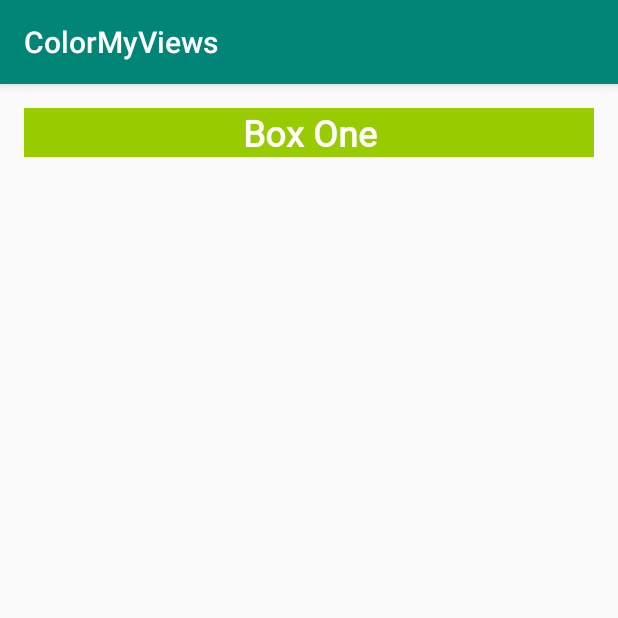
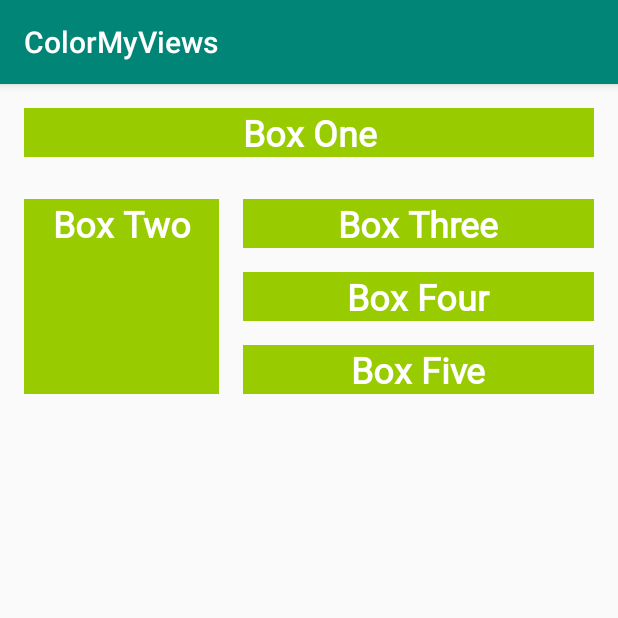
Before and after one commit to ardinusawan/ColorMyViews, an Android app: the screen it shows after launch (MainActivity), on a phone screen of 412 x 824 dp, the top half of it. Run offline under Robolectric (Android 15) with nearby library versions, the phone set to English and light mode, and no system bars.

Commit message:
Adding Three Aligned Boxes

```diff
--- a/app/src/main/res/layout/activity_main.xml
+++ b/app/src/main/res/layout/activity_main.xml
@@ -2,12 +2,12 @@
 <androidx.constraintlayout.widget.ConstraintLayout xmlns:android="http://schemas.android.com/apk/res/android"
     xmlns:app="http://schemas.android.com/apk/res-auto"
     xmlns:tools="http://schemas.android.com/tools"
-    android:id="@+id/box_one_text"
     android:layout_width="match_parent"
     android:layout_height="match_parent"
     tools:context=".MainActivity">
 
     <TextView
+        android:id="@+id/box_one_text"
         style="@style/WhiteBox"
         android:layout_width="0dp"
         android:layout_height="wrap_content"
@@ -15,8 +15,61 @@
         android:layout_marginTop="@dimen/margin_wide"
         android:layout_marginEnd="@dimen/margin_wide"
         android:text="@string/box_one"
+        app:layout_constraintDimensionRatio=""
         app:layout_constraintEnd_toEndOf="parent"
         app:layout_constraintStart_toStartOf="parent"
         app:layout_constraintTop_toTopOf="parent" />
 
+    <TextView
+        android:id="@+id/box_two_text"
+        style="@style/WhiteBox"
+        android:layout_width="130dp"
+        android:layout_height="130dp"
+        android:layout_marginStart="16dp"
+        android:layout_marginTop="28dp"
+        android:text="@string/box_two"
+        app:layout_constraintStart_toStartOf="parent"
+        app:layout_constraintTop_toBottomOf="@+id/box_one_text" />
+
+    <TextView
+        android:id="@+id/box_three_text"
+        style="@style/WhiteBox"
+        android:layout_width="0dp"
+        android:layout_height="wrap_content"
+        android:layout_marginStart="16dp"
+        android:layout_marginEnd="16dp"
+        android:text="@string/box_three"
+        app:layout_constraintBottom_toTopOf="@+id/box_four_text"
+        app:layout_constraintEnd_toEndOf="parent"
+        app:layout_constraintStart_toEndOf="@+id/box_two_text"
+        app:layout_constraintTop_toTopOf="@+id/box_two_text" />
+
+    <TextView
+        android:id="@+id/box_five_text"
+        style="@style/WhiteBox"
+        android:layout_width="0dp"
+        android:layout_height="wrap_content"
+        android:layout_marginStart="16dp"
+        android:layout_marginEnd="16dp"
+        android:text="@string/box_five"
+        app:layout_constraintBottom_toBottomOf="@+id/box_two_text"
+        app:layout_constraintEnd_toEndOf="parent"
+        app:layout_constraintStart_toEndOf="@+id/box_two_text"
+        app:layout_constraintTop_toBottomOf="@+id/box_four_text" />
+
+    <TextView
+        android:id="@+id/box_four_text"
+        style="@style/WhiteBox"
+        android:layout_width="0dp"
+        android:layout_height="wrap_content"
+        android:layout_marginStart="16dp"
+        android:layout_marginTop="16dp"
+        android:layout_marginEnd="16dp"
+        android:layout_marginBottom="16dp"
+        android:text="@string/box_four"
+        app:layout_constraintBottom_toTopOf="@+id/box_five_text"
+        app:layout_constraintEnd_toEndOf="parent"
+        app:layout_constraintStart_toEndOf="@+id/box_two_text"
+        app:layout_constraintTop_toBottomOf="@+id/box_three_text" />
+
 </androidx.constraintlayout.widget.ConstraintLayout>
--- a/app/src/main/res/values/strings.xml
+++ b/app/src/main/res/values/strings.xml
@@ -1,4 +1,11 @@
 <resources>
     <string name="app_name">ColorMyViews</string>
     <string name="box_one">Box One</string>
+    <string name="box_two">Box Two</string>
+    <string name="box_three">Box Three</string>
+    <string name="box_four">Box Four</string>
+    <string name="box_five">Box Five</string>
+    <string name="button_red">RED</string>
+    <string name="button_yellow">YELLOW</string>
+    <string name="button_green">GREEN</string>
 </resources>
```
